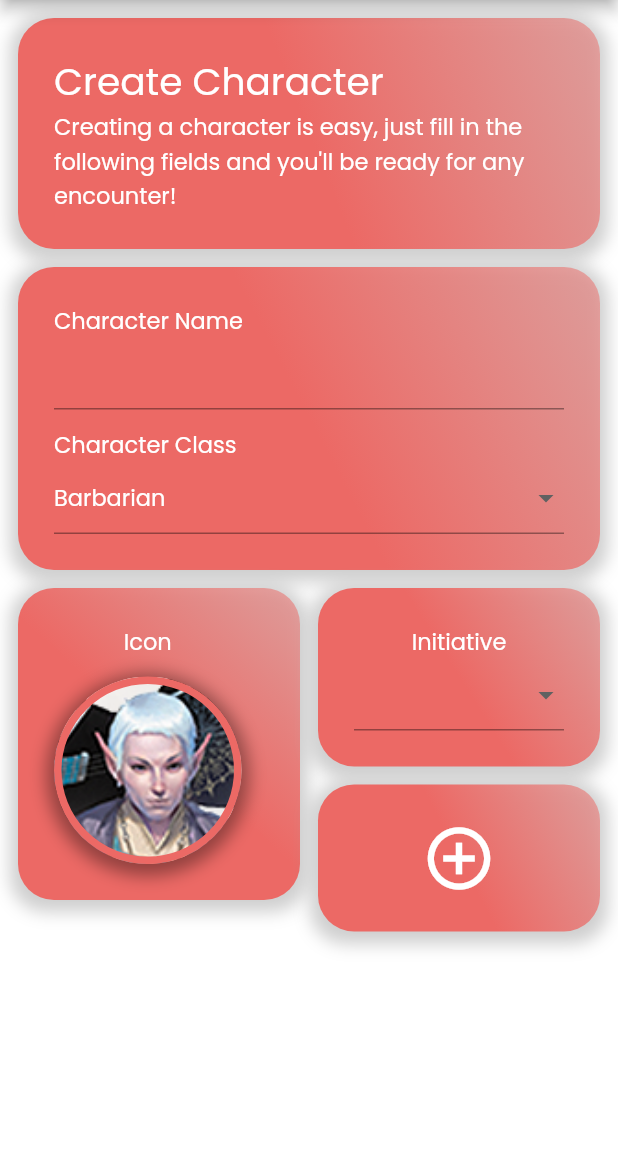
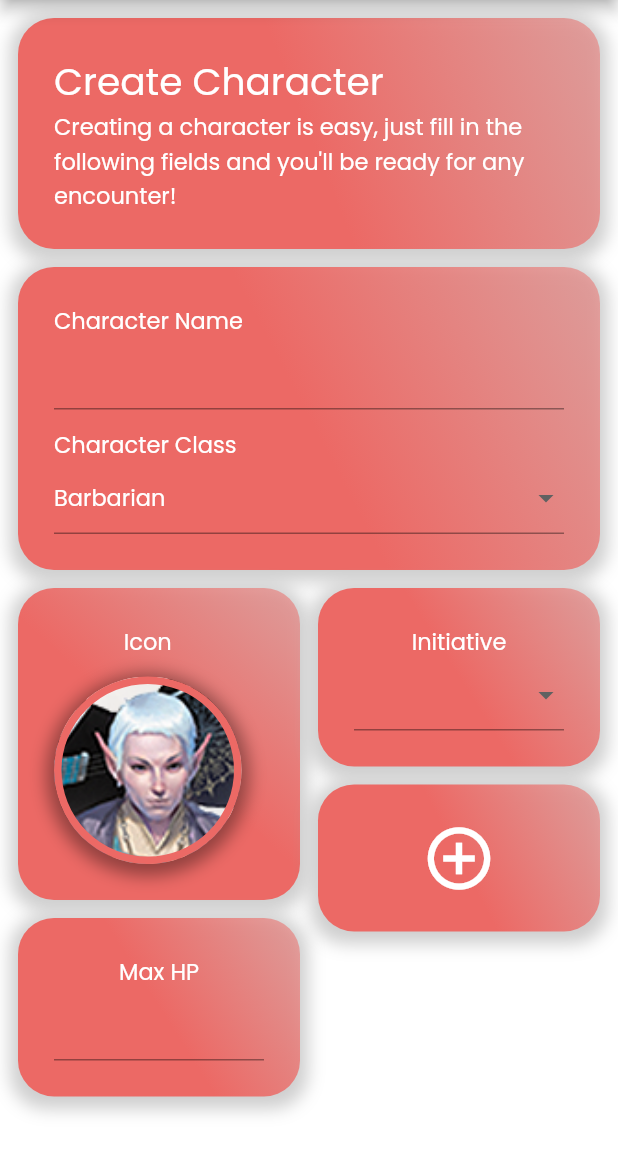
Before and after one commit to grandbigmac/dnd_hp_tracker, a Flutter app: the CreateCharacter screen opened directly, on a phone screen of 412 x 824 dp, the part 84-1236 px from its top. Run offline on Flutter 3.47's test engine with Material 2 defaults, Android fonts, the light colour scheme and no system bars; our stand-ins replace cloud_firestore, device_info_plus, firebase_core, google_fonts, hive, page_transition; accounts and stored records are empty.

Commit message:
Characters created now have a max HP

```diff
--- a/lib/models/character.dart
+++ b/lib/models/character.dart
@@ -12,11 +12,17 @@ class Character {
   int initiative;
   @HiveField(3)
   int iconIndex;
+  @HiveField(4)
+  int currentHP;
+  @HiveField(5)
+  int maxHP;
 
   Character({
     required this.name,
     required this.charClass,
     required this.initiative,
-    required this.iconIndex
+    required this.iconIndex,
+    required this.currentHP,
+    required this.maxHP,
   });
 }
--- a/lib/views/create_character.dart
+++ b/lib/views/create_character.dart
@@ -31,6 +31,7 @@ class _CreateCharacterState extends State<CreateCharacter> with TickerProviderSt
 
   TextEditingController charName = TextEditingController();
   TextEditingController charClass = TextEditingController();
+  TextEditingController charHP = TextEditingController();
   String selectedClass = 'Barbarian';
   int selectedInitiative = 0;
   late AnimationController iconAnim;
@@ -156,6 +157,11 @@ class _CreateCharacterState extends State<CreateCharacter> with TickerProviderSt
       notification(context, 'Please enter a character name!');
       return;
     }
+    else if (charHP.text.isEmpty) {
+      log('HP empty');
+      notification(context, 'Please enter your character\'s max HP!');
+      return;
+    }
 
     showModalBottomSheet<void>(isDismissible: false, enableDrag: false, context: context, builder: (BuildContext context) {
       return Container(
@@ -203,7 +209,16 @@ class _CreateCharacterState extends State<CreateCharacter> with TickerProviderSt
                       mainAxisAlignment: MainAxisAlignment.spaceBetween,
                       children: [
                         const SizedBox(height: 24,),
-                        getIconContainer(widget.iconIndex, true, false, characterIcons),
+                        getIconContainer(widget.iconIndex, false, false, characterIcons),
+                        const SizedBox(height: 12.0),
+                        Row(
+                          mainAxisAlignment: MainAxisAlignment.center,
+                          children: [
+                            Icon(Icons.favorite, color: widgetTextColour,),
+                            const SizedBox(width: 12.0,),
+                            Text(charHP.text, style: widgetContent,),
+                          ],
+                        ),
                         const SizedBox(height: 48.0),
                         InkWell(
                           onTap: () {
@@ -214,6 +229,8 @@ class _CreateCharacterState extends State<CreateCharacter> with TickerProviderSt
                                   initiative: selectedInitiative,
                                   charClass: selectedClass,
                                   iconIndex: widget.iconIndex,
+                                  currentHP: int.parse(charHP.text),
+                                  maxHP: int.parse(charHP.text),
                                 )
                             );
                             Navigator.pop(context);
@@ -294,6 +311,22 @@ class _CreateCharacterState extends State<CreateCharacter> with TickerProviderSt
             )
           ],
         )
+      );
+    }
+
+    Widget chooseHP() {
+      return Container(
+          child: Column(
+            children: [
+              Text('Max HP', style: widgetContent,),
+              TextField(
+                textAlign: TextAlign.center,
+                controller: charHP,
+                style: widgetContent,
+                keyboardType: TextInputType.number,
+              ),
+            ],
+          )
       );
     }
 
@@ -384,7 +417,13 @@ class _CreateCharacterState extends State<CreateCharacter> with TickerProviderSt
               children: [
                 Flexible(
                   flex: 1,
-                  child: blockContainerCustomContent(context, chooseIcon(), redBlockContainer),
+                  child: Column(
+                    children: [
+                      blockContainerCustomContent(context, chooseIcon(), redBlockContainer),
+                      const SizedBox(height: 12.0),
+                      blockContainerCustomContent(context, chooseHP(), redBlockContainer),
+                    ],
+                  ),
                 ),
                 const SizedBox(width: 12.0),
                 Flexible(
--- a/lib/views/lobby_page.dart
+++ b/lib/views/lobby_page.dart
@@ -173,7 +173,9 @@ class _LobbyPageState extends State<LobbyPage> with SingleTickerProviderStateMix
                                 name: monNameController.text,
                                 charClass: '',
                                 initiative: selMonInit,
-                                iconIndex: widget.monIndex
+                                iconIndex: widget.monIndex,
+                                currentHP: 0,
+                                maxHP: 0,
                             );
                             bool success = await addMonster(context, mon, widget.lobby.id, generateRandomString());
                             if (success) {
```
Also changed, not shown: lib/views/launch.dart (+10 -1 lines), lib/models/character.g.dart.
